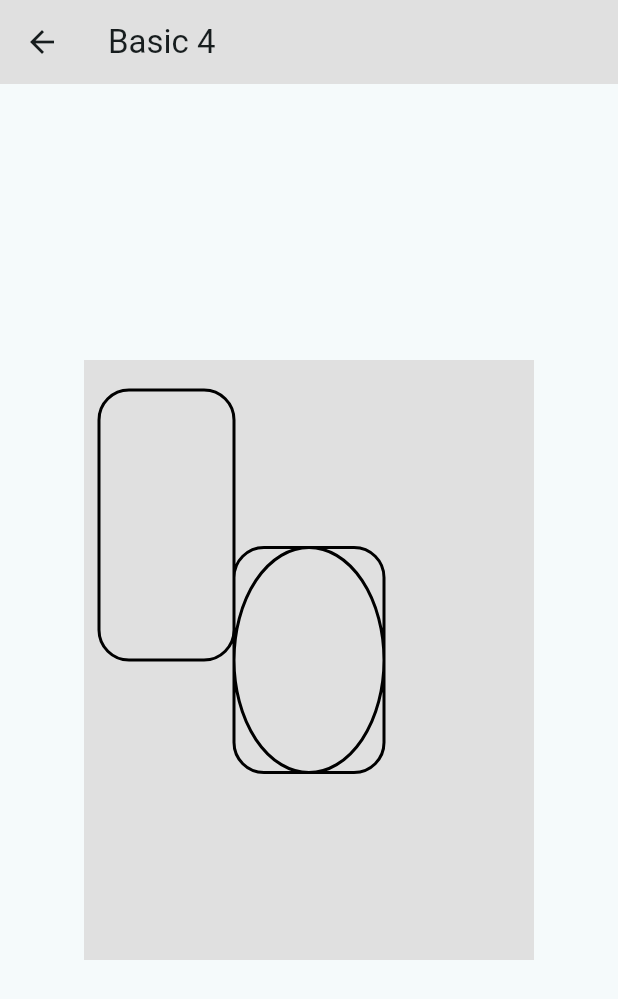
After one commit to VaibhavVadle/flutter_playground, a Flutter app: the screen it shows after launch, after a tap on "Basic 4", on a phone screen of 412 x 824 dp. The commit adds this screen. Shown: the top 999 px of the screen. Run offline on Flutter 3.47's test engine with Material 3 defaults, Android fonts, the phone set to English and light mode, and no system bars.

Commit message:
Added Rect & RRect using path in canvas

```diff
--- /dev/null
+++ b/lib/basics/basic_four.dart
@@ -0,0 +1,58 @@
+import 'package:flutter/material.dart';
+
+class BasicFour extends StatelessWidget {
+  const BasicFour({
+    super.key,
+    required this.title,
+  });
+
+  final String title;
+
+  @override
+  Widget build(BuildContext context) {
+    return Scaffold(
+      appBar: AppBar(
+        title: Text(title),
+      ),
+      body: Center(
+        child: Container(
+          color: Colors.grey.shade300,
+          child: CustomPaint(
+            painter: MasterPainter(),
+            size: Size(300, 400),
+          ),
+        ),
+      ),
+    );
+  }
+}
+
+class MasterPainter extends CustomPainter {
+  @override
+  void paint(Canvas canvas, Size size) {
+    Paint paint = Paint()
+      ..strokeWidth = 2
+      ..color = Colors.black
+      ..style = PaintingStyle.stroke;
+    Offset center = Offset(size.width / 2, size.height / 2);
+    Rect rectOne = Rect.fromLTRB(10, 20, 100, 200);
+    Rect rectTwo = Rect.fromCenter(center: center, width: 100, height: 150);
+    RRect rRectOne = RRect.fromRectAndRadius(rectOne, Radius.circular(20));
+    RRect rRectTwo = RRect.fromRectAndRadius(rectTwo, Radius.circular(20));
+
+    Path path = Path();
+    // ----> Add Rect to path
+    // path.addRect(rectOne);
+    // path.addRect(rectTwo);
+    // ----> Add RRect to path
+    path.addRRect(rRectOne);
+    path.addRRect(rRectTwo);
+    // ----> Add Oval to path
+    path.addOval(rectTwo);
+    // ----> Draw canvas with path
+    canvas.drawPath(path, paint);
+  }
+
+  @override
+  bool shouldRepaint(covariant CustomPainter oldDelegate) => true;
+}
--- a/lib/basics/basic_three.dart
+++ b/lib/basics/basic_three.dart
@@ -64,7 +64,8 @@ class SaveCanvasLayerCustomPainter extends CustomPainter {
             width: 100,
             height: 100),
         Paint()..color = Colors.orange);
-    canvas.saveLayer(const Rect.fromLTWH(0, 0, 200, 200), Paint()..color = Colors.transparent.withValues(alpha: 0.7));
+    canvas.saveLayer(const Rect.fromLTWH(0, 0, 200, 200),
+        Paint()..color = Colors.transparent.withValues(alpha: 0.7));
     canvas.drawRect(
         const Rect.fromLTWH(0, 0, 200, 200), Paint()..color = Colors.blue);
     canvas.drawRect(
--- a/lib/home_screen.dart
+++ b/lib/home_screen.dart
@@ -1,4 +1,5 @@
 import 'package:flutter/material.dart';
+import 'package:flutter_playground/basics/basic_four.dart';
 import 'package:flutter_playground/basics/basic_one.dart';
 import 'package:flutter_playground/basics/basic_three.dart';
 import 'package:flutter_playground/basics/basic_two.dart';
@@ -52,6 +53,17 @@ class HomeScreen extends StatelessWidget {
                 },
                 child: Text("Basic 3"),
               ),
+              ElevatedButton(
+                onPressed: () {
+                  Navigator.push(
+                    context,
+                    MaterialPageRoute(
+                      builder: (context) => BasicFour(title: "Basic 4"),
+                    ),
+                  );
+                },
+                child: Text("Basic 4"),
+              ),
             ],
           ),
         ),
```
